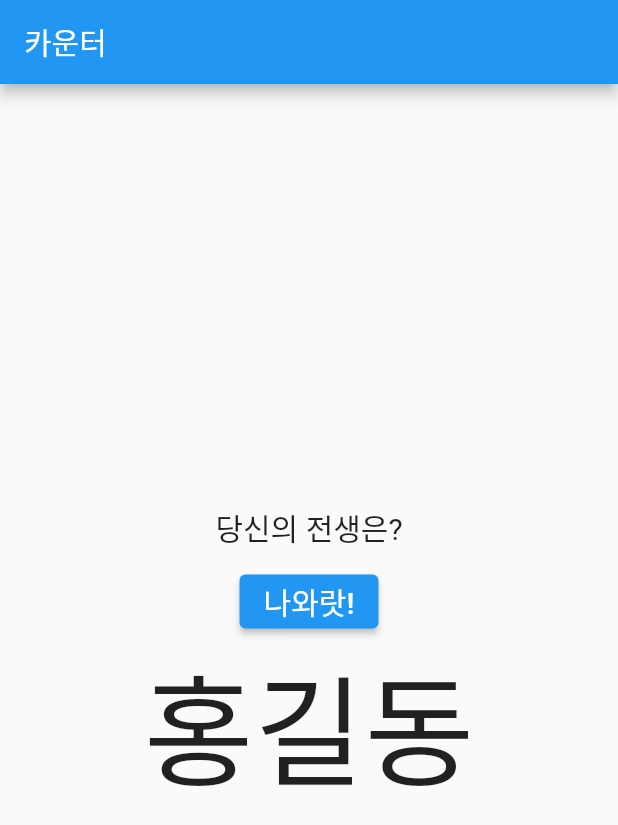
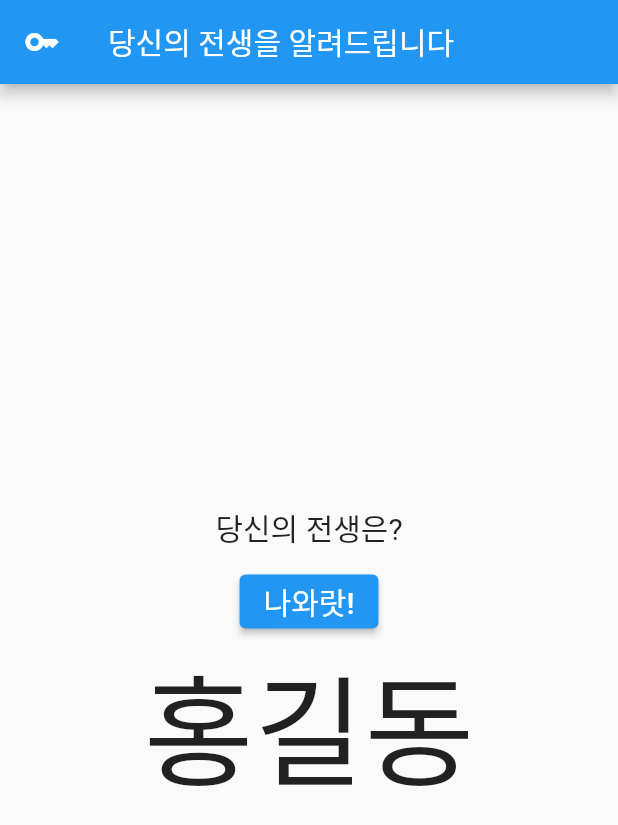
Before and after one commit to teddyjune/setState_practice, a Flutter app: the screen it shows after launch, on a phone screen of 412 x 824 dp. Shown: the top 825 px of the screen. Run offline on Flutter 3.47's test engine with Material 2 defaults, Android fonts, the phone set to English and light mode, and no system bars.

Commit message:
랜덤 숫자를 리스트에 적용

```diff
--- a/lib/setstate_practice.dart
+++ b/lib/setstate_practice.dart
@@ -1,3 +1,5 @@
+import 'dart:math';
+
 import 'package:flutter/material.dart';
 
 // 화이팅
@@ -28,7 +30,7 @@ class CounterApp extends StatefulWidget {
 }
 
 class _CounterAppState extends State<CounterApp> {
-  int count = 0;
+  int randomNumber = 0;
   bool isLoading = false;
   List<String> myList = ["홍길동", "이순신", "정조", "장영실", "노비", "김삿갓"];
 
@@ -36,7 +38,8 @@ class _CounterAppState extends State<CounterApp> {
   Widget build(BuildContext context) {
     return Scaffold(
       appBar: AppBar(
-        title: const Text('카운터'),
+        leading: const Icon(Icons.key_sharp),
+        title: const Text('당신의 전생을 알려드립니다'),
       ),
       body: Column(
         mainAxisAlignment: MainAxisAlignment.center,
@@ -67,7 +70,7 @@ class _CounterAppState extends State<CounterApp> {
     }
 
     return Text(
-      myList[count],
+      myList[randomNumber],
       style: const TextStyle(fontSize: 80),
     );
   }
@@ -81,7 +84,7 @@ class _CounterAppState extends State<CounterApp> {
     await Future.delayed(const Duration(seconds: 3));
 
     setState(() {
-      count++;
+      randomNumber = Random().nextInt(6);
       isLoading = false;
     });
   }
```
